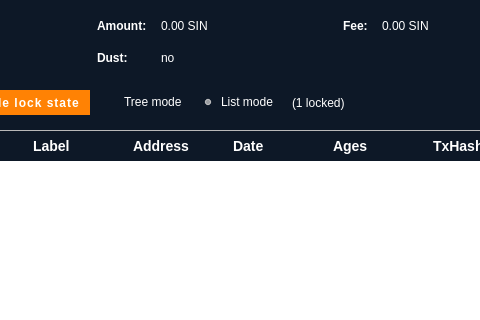
Qt form src/qt/forms/coincontroldialog.ui (uhlik-sinovate-development/SIN-core) before a commit; both pictures show x 184 to 664 and y 0 to 320 of the 1000 by 500 pixel window.
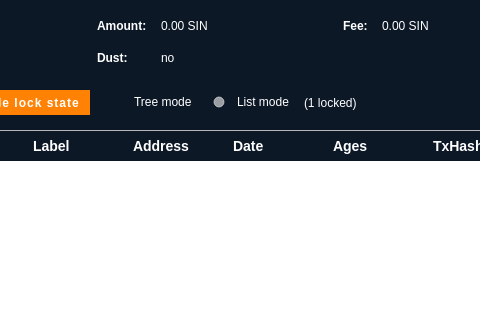
The same form after that commit. Icons and pictures are not drawn. Custom widgets are drawn as their Qt base class.

The edit to the form file:
```diff
--- a/src/qt/forms/coincontroldialog.ui
+++ b/src/qt/forms/coincontroldialog.ui
@@ -131,8 +131,17 @@
   color:#ffffff;
   background-color:transparent;
   }
-  
-  QDialog#CoinControlDialog QHeaderView::section:first { /* Bug Fix: the number &quot;1&quot; displays in this table for some reason... */
+ QDialog#CoinControlDialog .QFrame#frame .QRadioButton::indicator{
+ width: 24px;
+ height: 24px;
+}
+ QDialog#CoinControlDialog .QFrame#frame .QRadioButton::indicator::unchecked{ 
+ image: url(':/images/radio_unchecked');
+}
+ QDialog#CoinControlDialog .QFrame#frame .QRadioButton::indicator::checked{ 
+ image: url(':/images/radio_checked');
+}
+ QDialog#CoinControlDialog QHeaderView::section:first { /* Bug Fix: the number &quot;1&quot; displays in this table for some reason... */
   color:transparent;
   }
   
```
